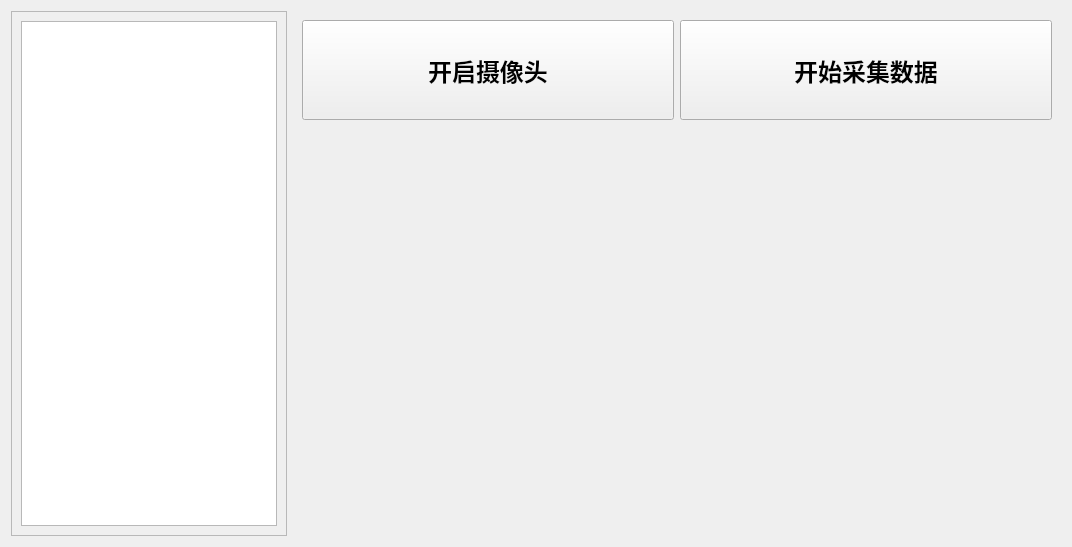
Above: OrbbecDemo_windows/Train.ui from Lvjihong/OrbbecAndQt before the change. Below: the same form after it.
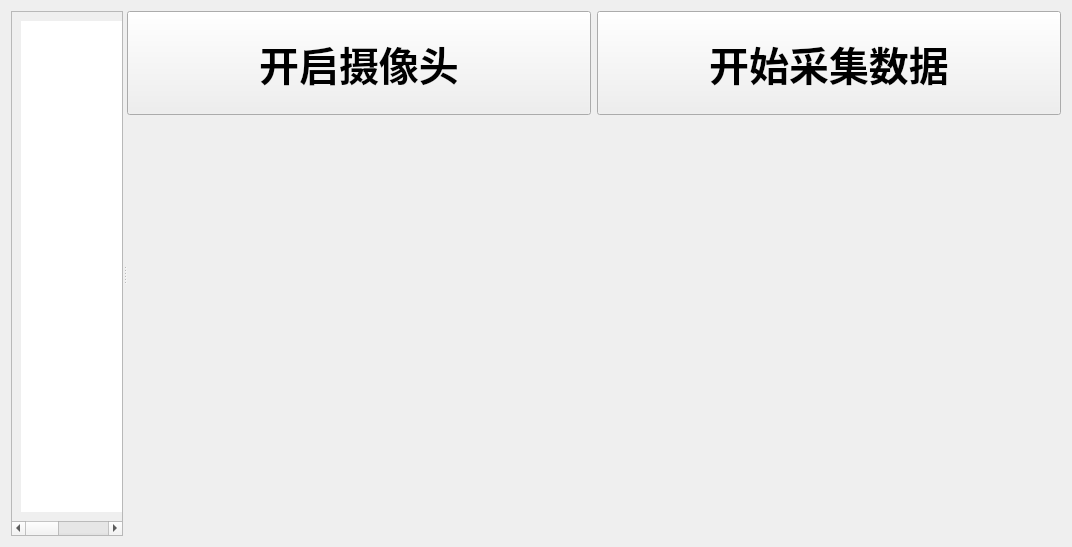
That is the form after the change.

Commit message: pref(train): 训练界面拖动调整组件比例

The edit to the form file:
```diff
--- a/OrbbecDemo_windows/Train.ui
+++ b/OrbbecDemo_windows/Train.ui
@@ -19,15 +19,40 @@
   <property name="windowTitle">
    <string>大北农专项_采集训练数据</string>
   </property>
-  <layout class="QHBoxLayout" name="horizontalLayout_2" stretch="1,5">
+  <layout class="QHBoxLayout" name="horizontalLayout_2">
    <item>
+    <widget class="QSplitter" name="splitter">
+     <property name="sizePolicy">
+      <sizepolicy hsizetype="Preferred" vsizetype="Preferred">
+       <horstretch>0</horstretch>
+       <verstretch>0</verstretch>
+      </sizepolicy>
+     </property>
+     <property name="minimumSize">
+      <size>
+       <width>100</width>
+       <height>0</height>
+      </size>
+     </property>
+     <property name="orientation">
+      <enum>Qt::Horizontal</enum>
+     </property>
+     <property name="childrenCollapsible">
+      <bool>false</bool>
+     </property>
     <widget class="QScrollArea" name="scrollArea">
      <property name="sizePolicy">
-      <sizepolicy hsizetype="Fixed" vsizetype="MinimumExpanding">
-       <horstretch>0</horstretch>
+       <sizepolicy hsizetype="Preferred" vsizetype="MinimumExpanding">
+        <horstretch>1</horstretch>
        <verstretch>0</verstretch>
       </sizepolicy>
      </property>
+      <property name="minimumSize">
+       <size>
+        <width>100</width>
+        <height>0</height>
+       </size>
+      </property>
      <property name="widgetResizable">
       <bool>true</bool>
      </property>
@@ -37,32 +62,39 @@
         <x>0</x>
         <y>0</y>
         <width>278</width>
-        <height>523</height>
+         <height>502</height>
        </rect>
       </property>
       <layout class="QHBoxLayout" name="horizontalLayout_3">
        <item>
         <widget class="QTreeView" name="treeView">
          <property name="sizePolicy">
-          <sizepolicy hsizetype="Fixed" vsizetype="MinimumExpanding">
+           <sizepolicy hsizetype="MinimumExpanding" vsizetype="MinimumExpanding">
            <horstretch>0</horstretch>
            <verstretch>0</verstretch>
           </sizepolicy>
          </property>
+          <property name="frameShape">
+           <enum>QFrame::NoFrame</enum>
+          </property>
         </widget>
        </item>
       </layout>
      </widget>
     </widget>
-   </item>
-   <item>
     <widget class="QWidget" name="widget_2" native="true">
      <property name="sizePolicy">
-      <sizepolicy hsizetype="MinimumExpanding" vsizetype="Preferred">
-       <horstretch>0</horstretch>
+       <sizepolicy hsizetype="Preferred" vsizetype="Preferred">
+        <horstretch>5</horstretch>
        <verstretch>0</verstretch>
       </sizepolicy>
      </property>
+      <property name="minimumSize">
+       <size>
+        <width>100</width>
+        <height>0</height>
+       </size>
+      </property>
      <property name="maximumSize">
       <size>
        <width>16777215</width>
@@ -73,14 +105,14 @@
       <item row="0" column="0">
        <widget class="QPushButton" name="btn_open">
         <property name="sizePolicy">
-         <sizepolicy hsizetype="MinimumExpanding" vsizetype="MinimumExpanding">
+          <sizepolicy hsizetype="Preferred" vsizetype="Preferred">
           <horstretch>0</horstretch>
           <verstretch>0</verstretch>
          </sizepolicy>
         </property>
         <property name="font">
          <font>
-          <pointsize>18</pointsize>
+           <pointsize>30</pointsize>
           <weight>75</weight>
           <bold>true</bold>
          </font>
@@ -90,6 +122,26 @@
         </property>
        </widget>
       </item>
+       <item row="0" column="1">
+        <widget class="QPushButton" name="btn_start">
+         <property name="sizePolicy">
+          <sizepolicy hsizetype="Preferred" vsizetype="Preferred">
+           <horstretch>0</horstretch>
+           <verstretch>0</verstretch>
+          </sizepolicy>
+         </property>
+         <property name="font">
+          <font>
+           <pointsize>30</pointsize>
+           <weight>75</weight>
+           <bold>true</bold>
+          </font>
+         </property>
+         <property name="text">
+          <string>开始采集数据</string>
+         </property>
+        </widget>
+       </item>
       <item row="1" column="0" colspan="2">
        <widget class="QWidget" name="widget" native="true">
         <property name="sizePolicy">
@@ -134,27 +186,8 @@
         </layout>
        </widget>
       </item>
-      <item row="0" column="1">
-       <widget class="QPushButton" name="btn_start">
-        <property name="sizePolicy">
-         <sizepolicy hsizetype="MinimumExpanding" vsizetype="MinimumExpanding">
-          <horstretch>0</horstretch>
-          <verstretch>0</verstretch>
-         </sizepolicy>
-        </property>
-        <property name="font">
-         <font>
-          <pointsize>18</pointsize>
-          <weight>75</weight>
-          <bold>true</bold>
-         </font>
-        </property>
-        <property name="text">
-         <string>开始采集数据</string>
-        </property>
-       </widget>
-      </item>
-     </layout>
+      </layout>
+     </widget>
     </widget>
    </item>
   </layout>
```
Lines whose indentation alone changed are shown as unchanged. The commit also changes 30 other files.
